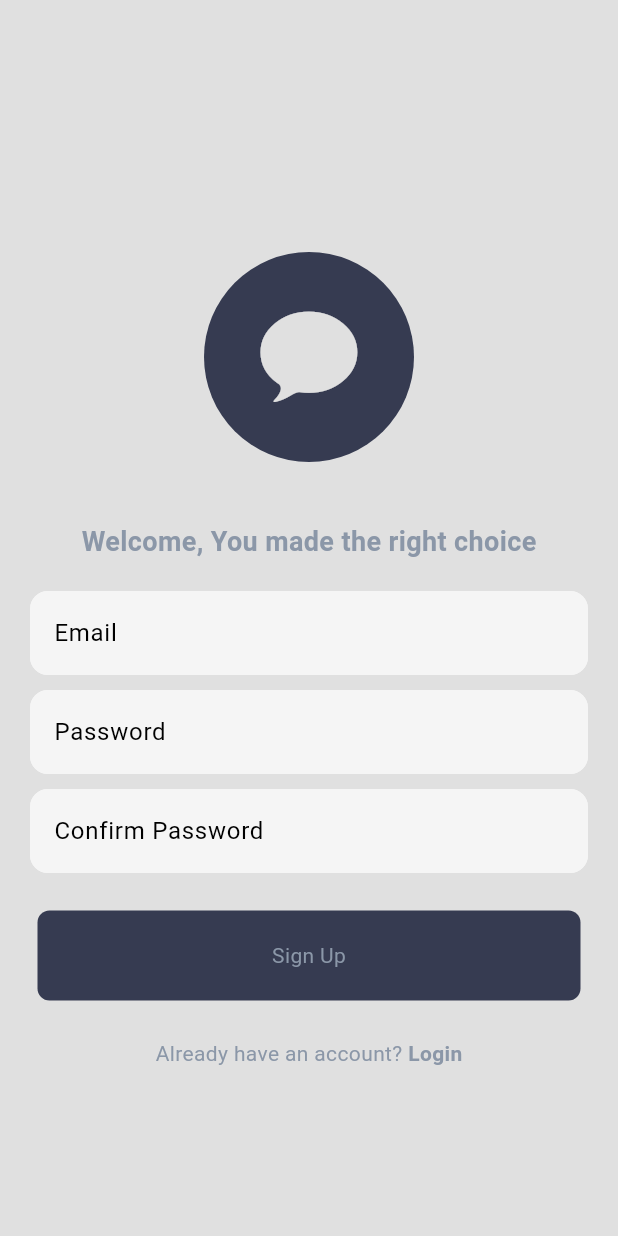
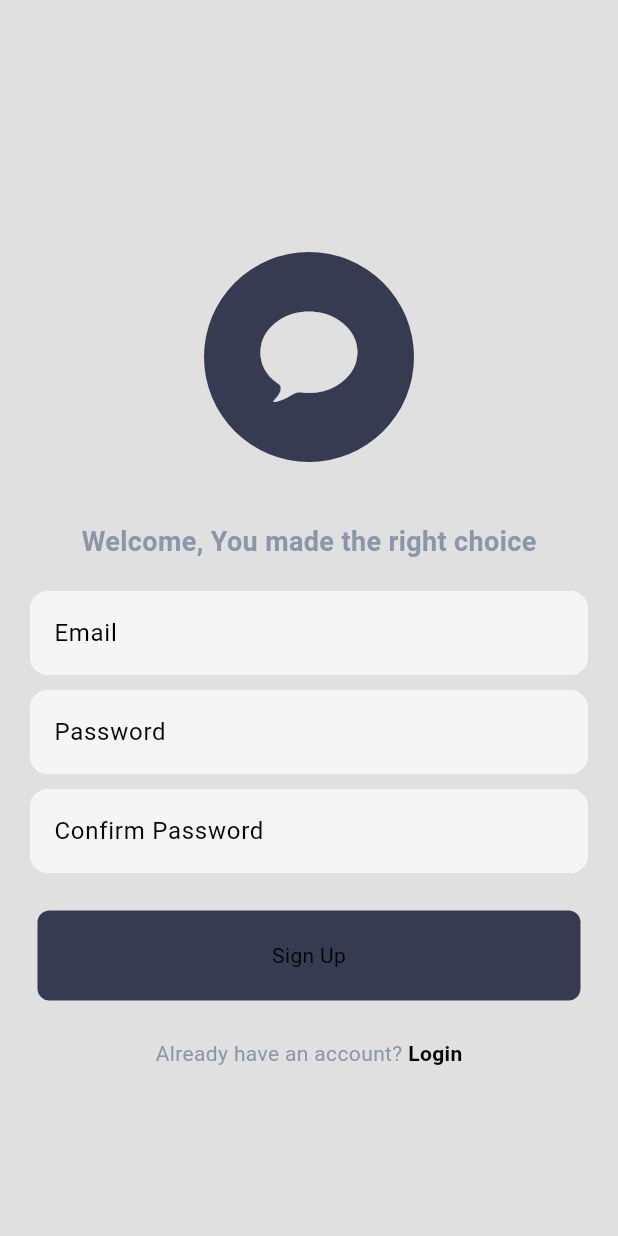
Before and after one commit to nuel232/modern-Chat-App, a Flutter app: the screen it shows after launch, after a tap on "Register now", on a phone screen of 412 x 824 dp. Run offline on Flutter 3.47's test engine with Material 3 defaults, Android fonts, the phone set to English and light mode, and no system bars; our stand-ins replace cloud_firestore, firebase_auth, firebase_core, font_awesome_flutter, google_nav_bar; accounts and stored records are empty; network calls fail.

Commit message:
Refactor MyButton and UserTile components for improved UI consistency. Update HomePage to filter out the current user from the user list and enhance the display of user information. Adjust icon styles in ProfilePage for uniformity across the app.

```diff
--- a/lib/components/my_button.dart
+++ b/lib/components/my_button.dart
@@ -16,12 +16,7 @@ class MyButton extends StatelessWidget {
         ),
         margin: EdgeInsets.symmetric(horizontal: 25),
         padding: EdgeInsets.all(20),
-        child: Center(
-          child: Text(
-            text,
-            style: TextStyle(color: Theme.of(context).colorScheme.onPrimary),
-          ),
-        ),
+        child: Center(child: Text(text)),
       ),
     );
   }
--- a/lib/pages/profile_page.dart
+++ b/lib/pages/profile_page.dart
@@ -45,19 +45,19 @@ class ProfilePage extends StatelessWidget {
                 children: [
                   ListTile(
                     title: Text('Name'),
-                    trailing: Icon(Icons.arrow_forward_ios_rounded),
+                    trailing: Icon(Icons.chevron_right, size: 20),
                   ),
                   SizedBox(height: 10),
 
                   ListTile(
                     title: Text('Email'),
-                    trailing: Icon(Icons.arrow_forward_ios_rounded),
+                    trailing: Icon(Icons.chevron_right, size: 20),
                   ),
                   SizedBox(height: 10),
 
                   ListTile(
                     title: Text('phone'),
-                    trailing: Icon(Icons.arrow_forward_ios_rounded),
+                    trailing: Icon(Icons.chevron_right, size: 20),
                   ),
                 ],
               ),
--- a/lib/pages/register_page.dart
+++ b/lib/pages/register_page.dart
@@ -124,10 +124,7 @@ class RegisterPage extends StatelessWidget {
                       onTap: onTap,
                       child: Text(
                         ' Login',
-                        style: TextStyle(
-                          color: Theme.of(context).colorScheme.onPrimary,
-                          fontWeight: FontWeight.bold,
-                        ),
+                        style: TextStyle(fontWeight: FontWeight.bold),
                       ),
                     ),
                   ],
--- a/lib/services/theme/dark_mode.dart
+++ b/lib/services/theme/dark_mode.dart
@@ -3,7 +3,7 @@ import 'package:flutter/material.dart';
 ThemeData darkMode = ThemeData(
   colorScheme: ColorScheme.dark(
     surface: Color.fromARGB(255, 17, 21, 28),
-    primary: Color.fromARGB(255, 32, 38, 47),
+    primary: Color.fromARGB(255, 32, 39, 49),
     tertiary: Color.fromARGB(255, 80, 86, 99),
     secondary: Color.fromARGB(255, 54, 59, 81),
     onPrimary: Color.fromARGB(255, 118, 127, 137),
```
Also changed, not shown: lib/components/user_tile.dart (+17 -14 lines), lib/pages/home_page.dart (+43 -26 lines).
